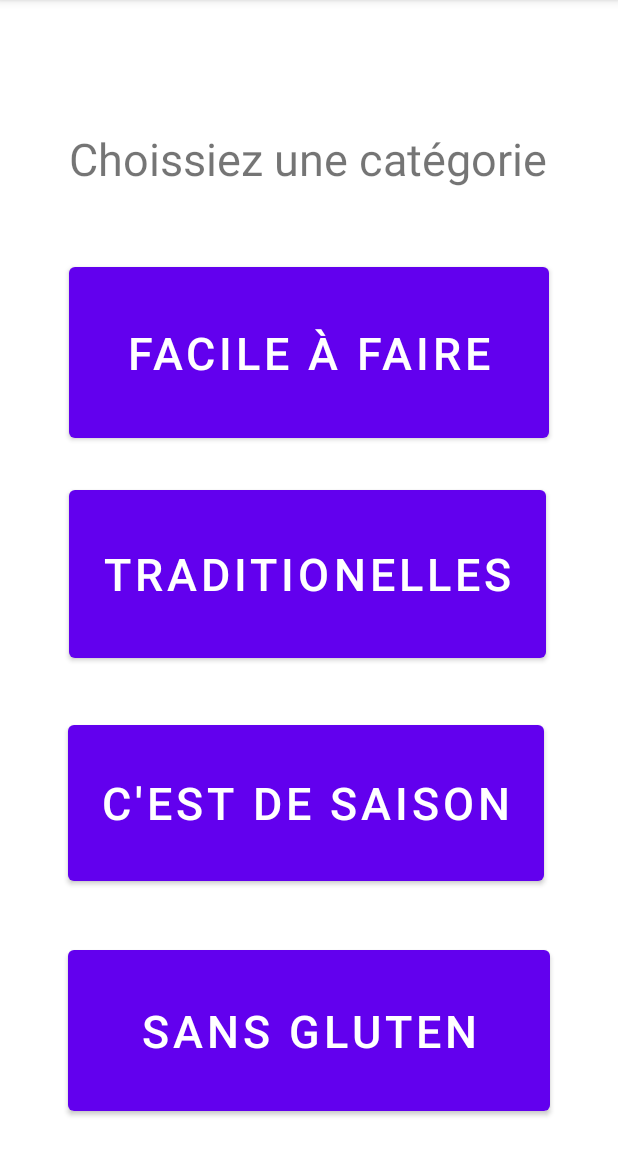
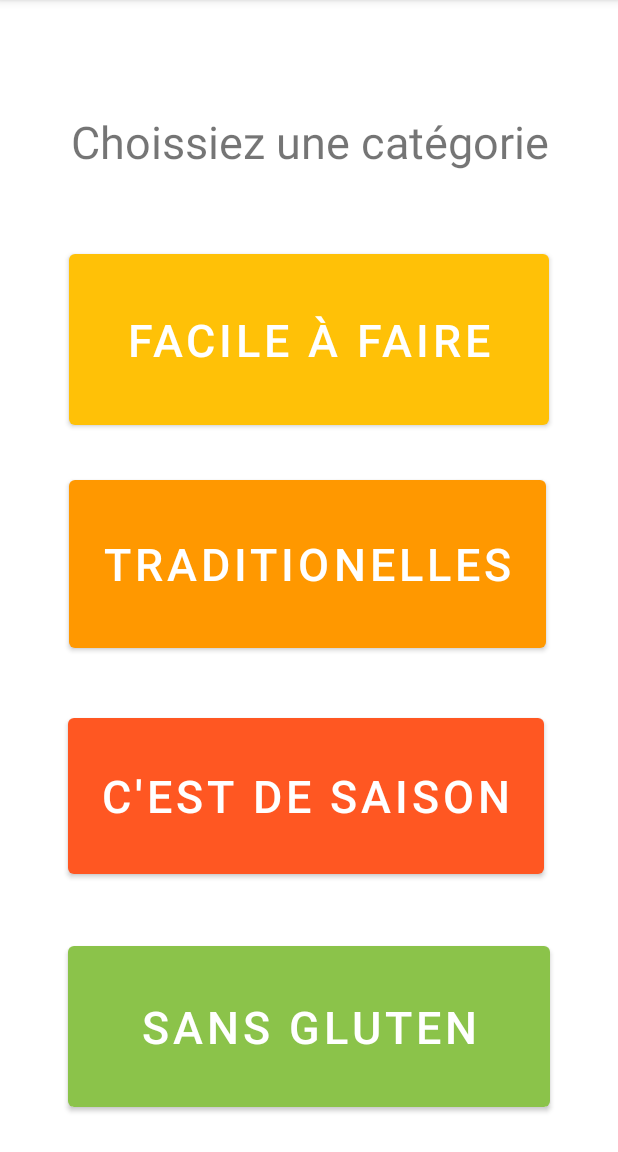
Before and after one commit to ngoyennhi/NESTIAndroid, an Android app: the screen it shows after launch (MainActivity), on a phone screen of 412 x 824 dp, the part 84-1236 px from its top. Run offline under Robolectric (Android 15) with nearby library versions, the phone set to English and light mode, and no system bars.

Commit message:
Update activity_main.xml

```diff
--- a/app/src/main/res/layout/activity_main.xml
+++ b/app/src/main/res/layout/activity_main.xml
@@ -15,10 +15,10 @@
         android:textSize="30sp"
         app:layout_constraintBottom_toBottomOf="parent"
         app:layout_constraintEnd_toEndOf="parent"
-        app:layout_constraintHorizontal_bias="0.494"
+        app:layout_constraintHorizontal_bias="0.505"
         app:layout_constraintStart_toStartOf="parent"
         app:layout_constraintTop_toTopOf="parent"
-        app:layout_constraintVertical_bias="0.117" />
+        app:layout_constraintVertical_bias="0.102" />
 
     <Button
         android:id="@+id/main_btn_easy"
@@ -30,6 +30,7 @@
         android:layout_marginBottom="8dp"
         android:text="@string/txt_btn_easy"
         android:textSize="30sp"
+        app:backgroundTint="#FFC107"
         app:layout_constraintBottom_toTopOf="@+id/main_btn_traditionel"
         app:layout_constraintEnd_toEndOf="parent"
         app:layout_constraintHorizontal_bias="1.0"
@@ -47,6 +48,7 @@
         android:layout_marginBottom="18dp"
         android:text="@string/txt_btn_season"
         android:textSize="30sp"
+        app:backgroundTint="#FF5722"
         app:layout_constraintBottom_toTopOf="@+id/main_btn_gluten"
         app:layout_constraintEnd_toEndOf="parent"
         app:layout_constraintHorizontal_bias="1.0"
@@ -63,6 +65,7 @@
         android:layout_marginBottom="15dp"
         android:text="@string/txt_btn_traditionel"
         android:textSize="30sp"
+        app:backgroundTint="#FF9800"
         app:layout_constraintBottom_toTopOf="@+id/main_btn_season"
         app:layout_constraintEnd_toEndOf="parent"
         app:layout_constraintHorizontal_bias="1.0"
@@ -79,6 +82,7 @@
         android:layout_marginBottom="15dp"
         android:text="@string/txt_btn_gluten"
         android:textSize="30sp"
+        app:backgroundTint="#8BC34A"
         app:layout_constraintBottom_toBottomOf="parent"
         app:layout_constraintEnd_toEndOf="parent"
         app:layout_constraintHorizontal_bias="0.0"
```
